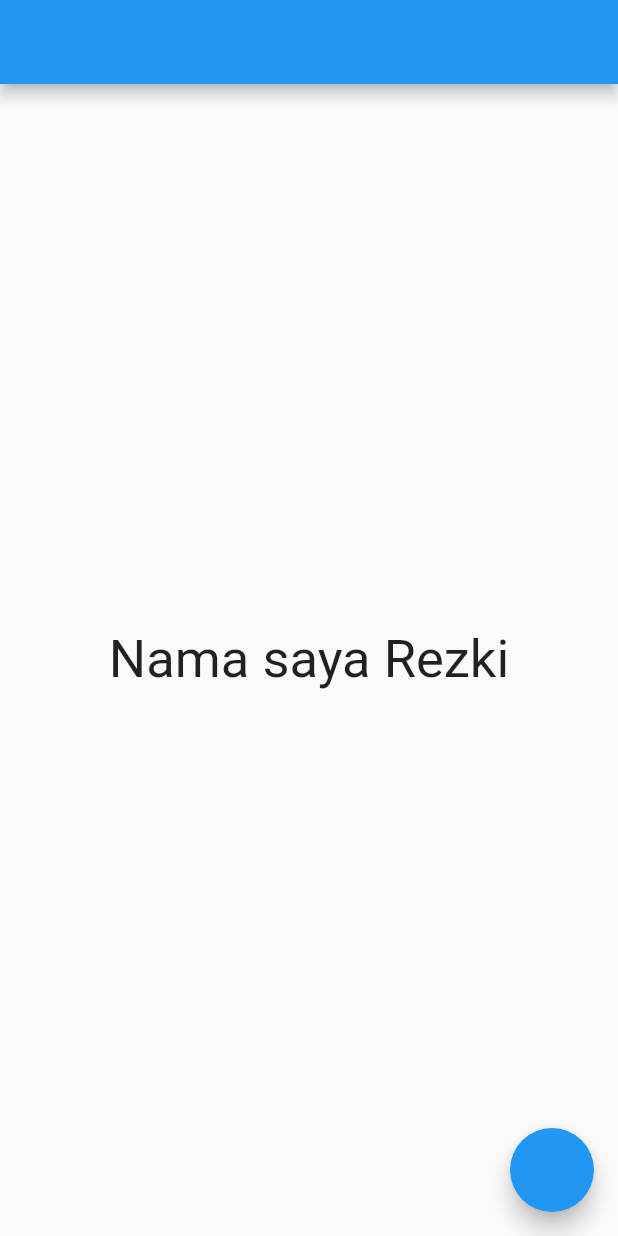
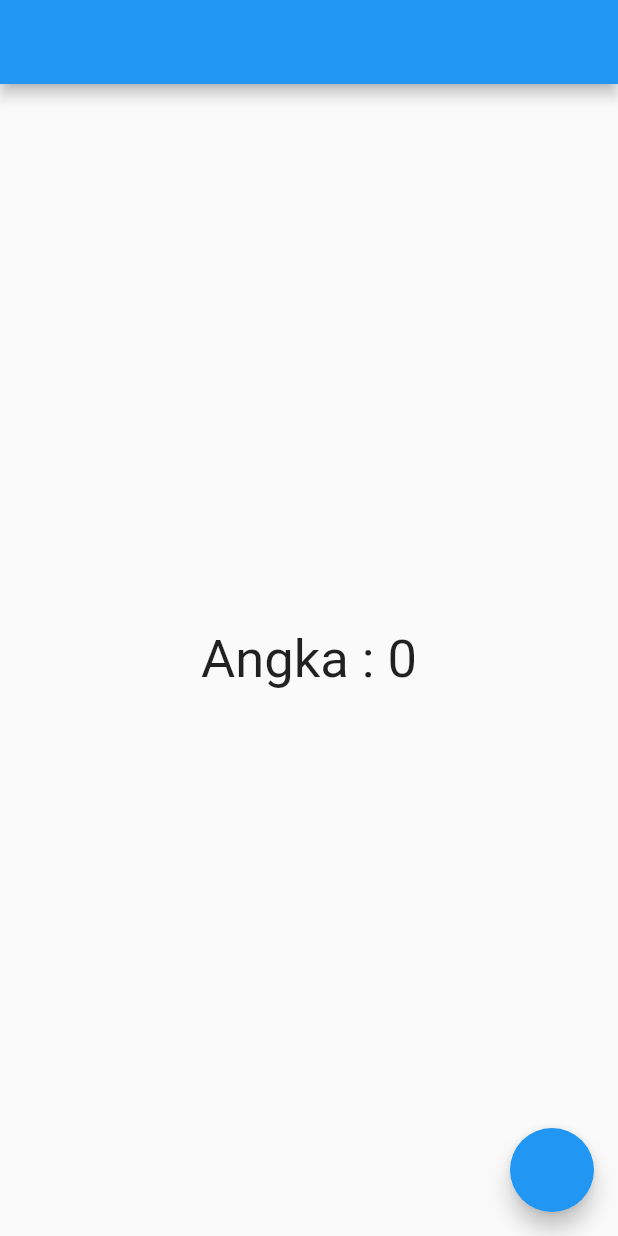
Before and after one commit to mrrezkii/Flutter-GetX, a Flutter app: the screen it shows after launch, on a phone screen of 412 x 824 dp. Run offline on Flutter 3.47's test engine with Material 2 defaults, Android fonts, the phone set to English and light mode, and no system bars; our stand-ins replace get.

```diff
--- /dev/null
+++ b/lib/controllers/counter_controller.dart
@@ -0,0 +1,7 @@
+import 'package:get/get.dart';
+
+class CounterController extends GetxController {
+  var count = 0.obs;
+
+  void increment() => count++;
+}
--- a/lib/main.dart
+++ b/lib/main.dart
@@ -1,5 +1,5 @@
 import 'package:flutter/material.dart';
-import 'package:flutter_getx/models/orang.dart';
+import 'package:flutter_getx/controllers/counter_controller.dart';
 import 'package:get/get.dart';
 
 void main() {
@@ -20,23 +20,23 @@ class MyApp extends StatelessWidget {
 class HomePage extends StatelessWidget {
   HomePage({Key? key}) : super(key: key);
 
-  var orang = Orang(nama: "Rezki", umur: 21).obs;
-
   @override
   Widget build(BuildContext context) {
     return Scaffold(
       appBar: AppBar(),
       body: Center(
-        child: Obx(() => Text(
-              "Nama saya ${orang.value.nama}",
-              style: TextStyle(fontSize: 35),
-            )),
-      ),
+          child: GetX<CounterController>(
+        init: CounterController(),
+        builder: (controller) {
+          return Text(
+            "Angka : ${controller.count}",
+            style: TextStyle(fontSize: 35),
+          );
+        },
+      )),
       floatingActionButton: FloatingActionButton(
         onPressed: () {
-          orang.update((_) {
-            orang.value.nama = orang.value.nama.toString().toUpperCase();
-          });
+          Get.find<CounterController>().increment();
         },
       ),
     );
--- a/lib/models/orang.dart
+++ /dev/null
@@ -1,11 +0,0 @@
-import 'package:get/get_rx/src/rx_types/rx_types.dart';
-
-class Orang {
-  // var nama = "Rezki".obs;
-  // var umur = 25.obs;
-
-  var nama;
-  var umur;
-
-  Orang({this.nama, this.umur});
-}
```
